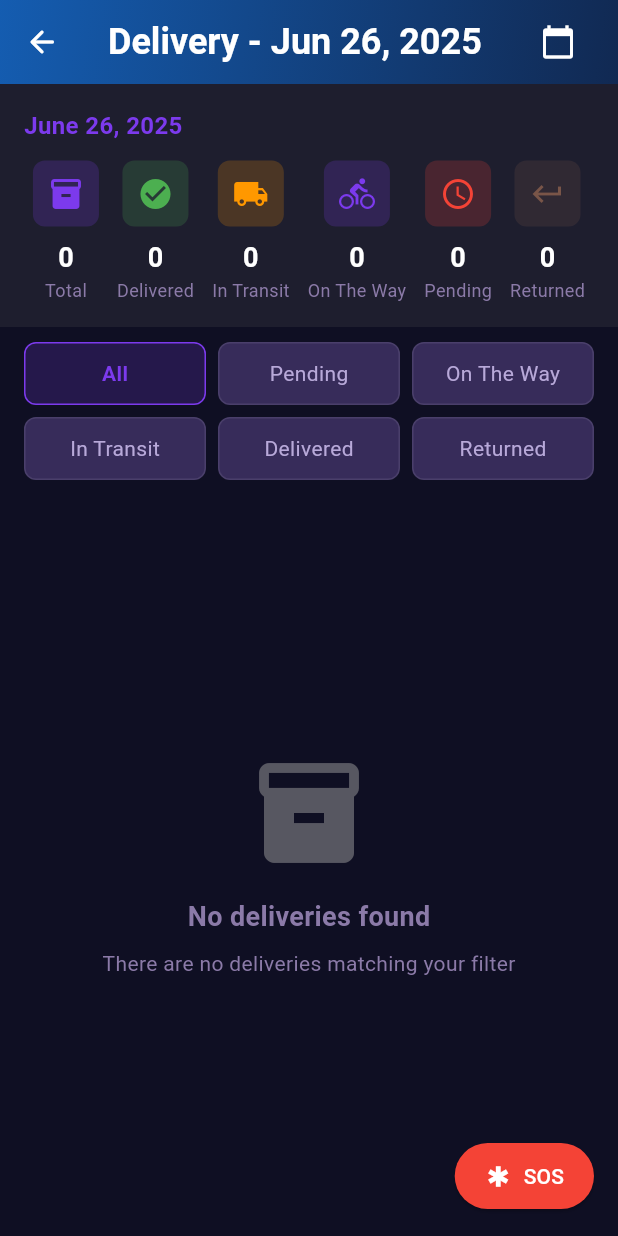
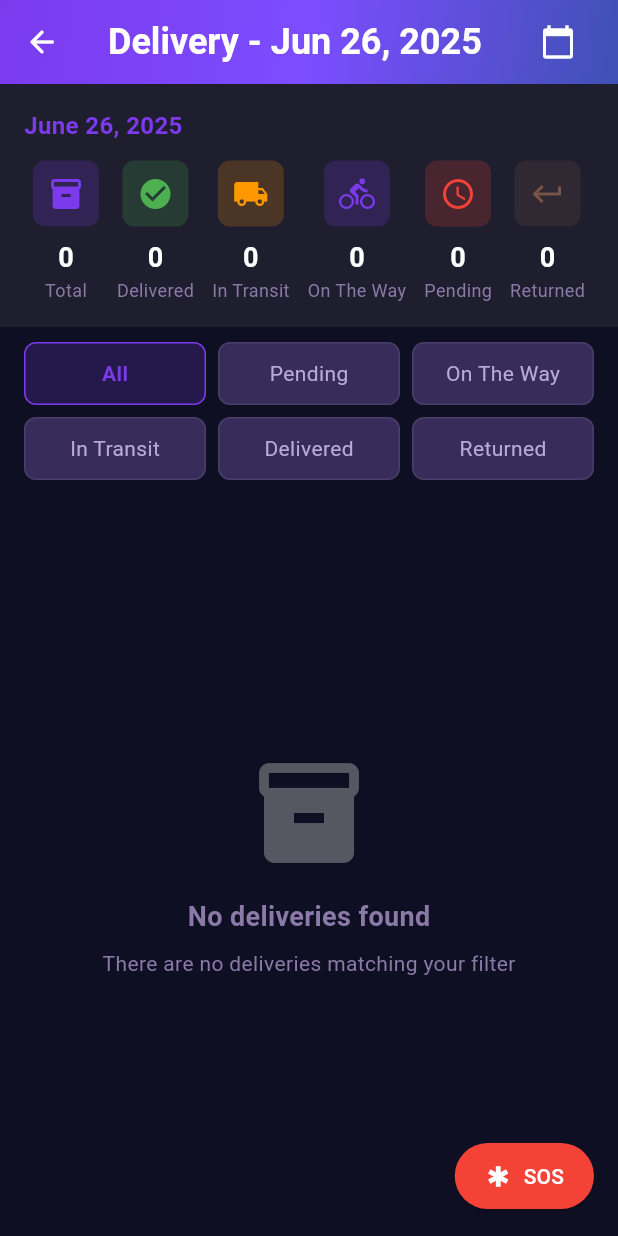
Before and after one commit to kusha2000/DeliveryNow_app, a Flutter app: the TodayDeliveryScreen screen opened directly, on a phone screen of 412 x 824 dp. Run offline on Flutter 3.47's test engine with Material 3 defaults, Android fonts, the phone set to English and light mode, and no system bars; our stand-ins replace cloud_firestore, firebase_auth, firebase_core, fl_chart, flutter_dotenv, flutter_image_compress and 8 more; missing offline and left inert: flutter_polyline_points, flutter_sound, mailer, record; accounts and stored records are empty.

Commit message:
Add Styles

```diff
--- a/lib/screens/rider/today_delivery_details_screen/todayDeliveryScreen.dart
+++ b/lib/screens/rider/today_delivery_details_screen/todayDeliveryScreen.dart
@@ -312,17 +312,17 @@ class _TodayDeliveryScreenState extends State<TodayDeliveryScreen> {
     return Scaffold(
       backgroundColor: AppColors.backgroundColor,
       appBar: AppBar(
-        backgroundColor: Colors.transparent,
+        backgroundColor: Colors.transparent, // Set to transparent
         elevation: 0,
         flexibleSpace: Container(
-          decoration: BoxDecoration(
+          decoration: const BoxDecoration(
             gradient: LinearGradient(
               begin: Alignment.topLeft,
               end: Alignment.bottomRight,
               colors: [
-                AppColors.riderColor.withOpacity(0.9),
-                AppColors.riderColor.withOpacity(0.6),
-                AppColors.riderColor.withOpacity(0.3),
+                AppColors.primaryColor,
+                AppColors.violetColor,
+                AppColors.indigoColor,
               ],
             ),
           ),
```
Also changed, not shown: lib/screens/rider/delivery_details_screen/delivery_details_screen.dart (+14 -1 lines), lib/screens/staff/delivery_details_screen/staff_delivery_details_screen.dart (+14 -1 lines).
